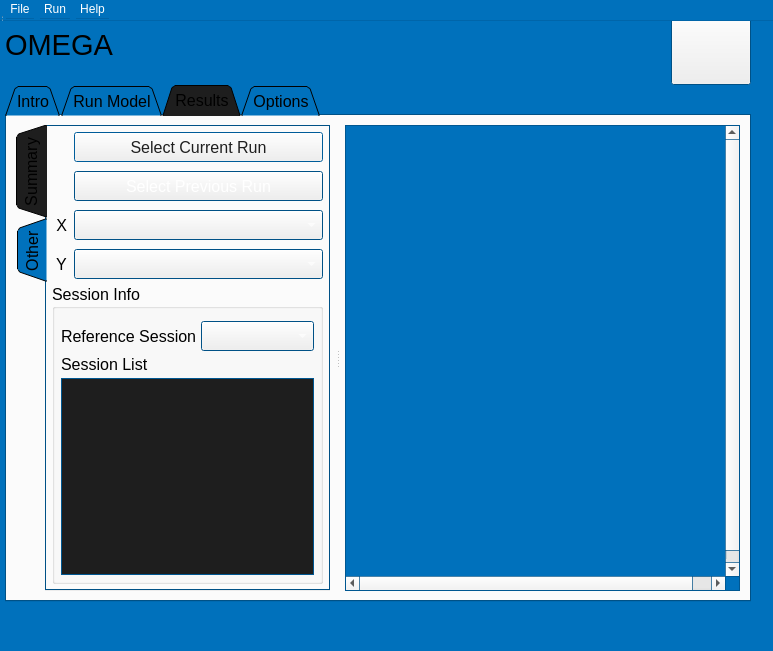
johnathanvic/EPA_OMEGA_Model, file omega_gui/elements/omega_gui_qt.ui: the form before one commit.
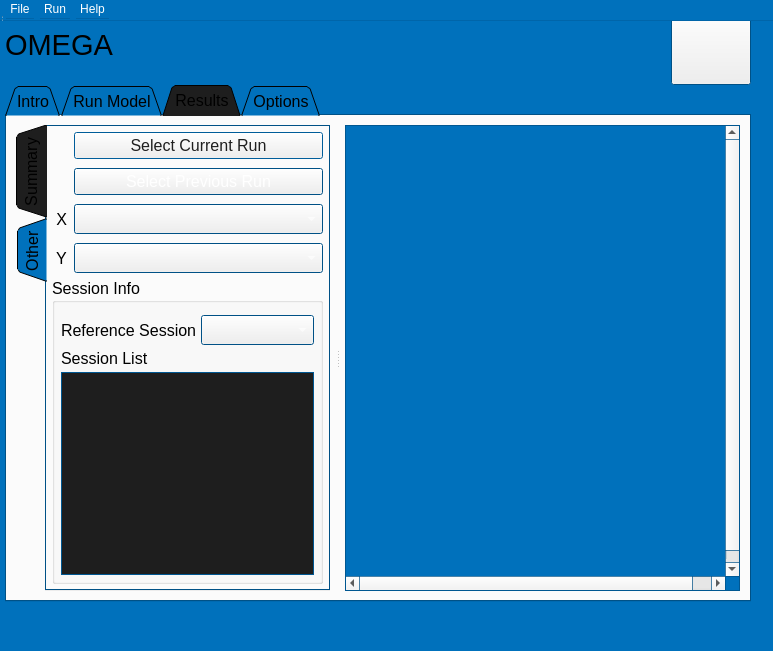
The form after the commit. Custom widgets are drawn as their Qt base class.

```diff
--- a/omega_gui/elements/omega_gui_qt.ui
+++ b/omega_gui/elements/omega_gui_qt.ui
@@ -822,7 +822,7 @@
                  <property name="minimumSize">
                   <size>
                    <width>0</width>
-                   <height>30</height>
+                   <height>25</height>
                   </size>
                  </property>
                  <property name="font">
@@ -849,7 +849,7 @@
                  <property name="minimumSize">
                   <size>
                    <width>0</width>
-                   <height>30</height>
+                   <height>25</height>
                   </size>
                  </property>
                  <property name="font">
```
